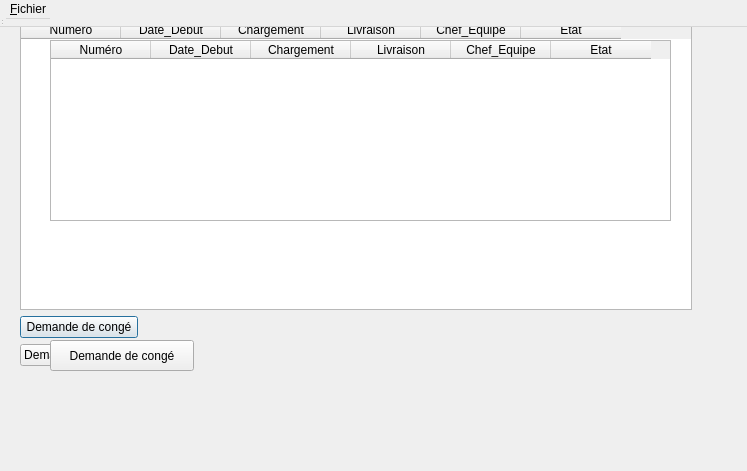
Above: CODE/dialogsalarie.ui from dervieuxC/gestionDemenagementCorrige before the change. Below: the same form after it.
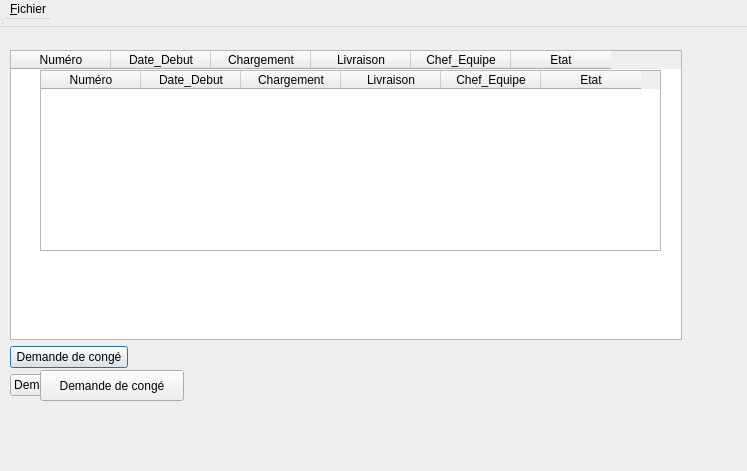
That is the form after the change.

```diff
--- a/CODE/dialogsalarie.ui
+++ b/CODE/dialogsalarie.ui
@@ -16,8 +16,8 @@
   <widget class="QWidget" name="centralwidget">
    <property name="geometry">
     <rect>
-     <x>0</x>
-     <y>0</y>
+     <x>-10</x>
+     <y>30</y>
      <width>712</width>
      <height>383</height>
     </rect>
```
Left out of the diff: 2 changed lines with no effect on the pictures.
